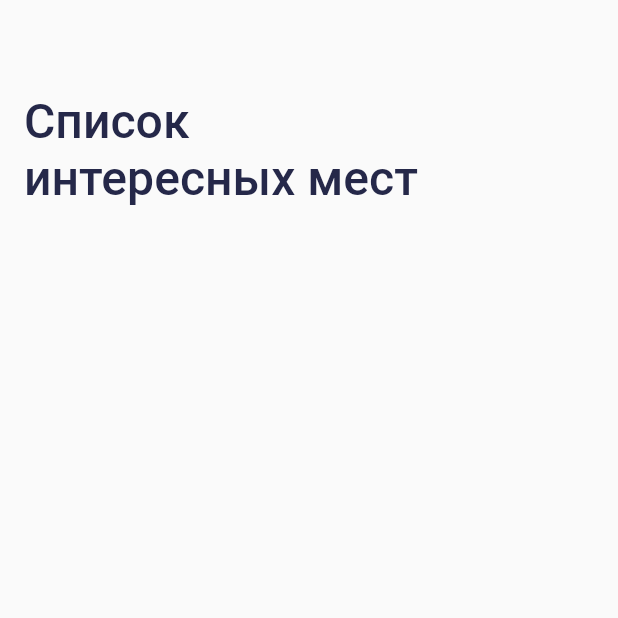
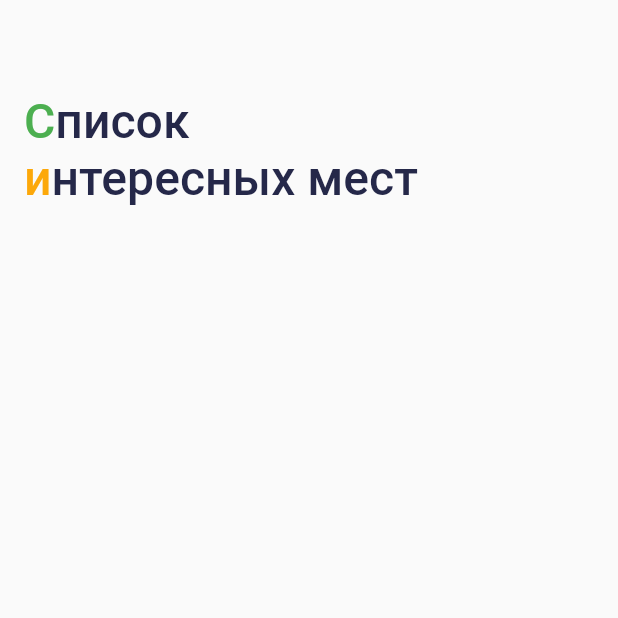
Before and after one commit to musovvir/places, a Flutter app: the screen it shows after launch, on a phone screen of 412 x 824 dp, the top half of it. Run offline on Flutter 3.47's test engine with Material 2 defaults, Android fonts, the phone set to English and light mode, and no system bars.

Commit message:
add widget RichText

```diff
--- a/lib/ui/screen/sight_list_screen.dart
+++ b/lib/ui/screen/sight_list_screen.dart
@@ -16,11 +16,32 @@ class _SightListScreenState extends State<SightListScreen> {
         centerTitle: false,
         elevation: 0.0,
         backgroundColor: const Color.fromRGBO(250, 250, 250, 1),
-        title: const Text('Список \nинтересных мест', style:
-          TextStyle(
-            color: Color.fromRGBO(37, 40, 73, 1),
-            fontSize: 32,
-            fontFamily: 'Roboto',
+        title: RichText(
+          text: const TextSpan(
+            children: [
+              TextSpan(
+                children: [
+                  TextSpan(text: 'С', style: TextStyle(color: Color.fromRGBO(76, 175, 80, 1))),
+                  TextSpan(text: 'писок',),
+                ],
+                style: TextStyle(
+                        color: Color.fromRGBO(37, 40, 73, 1),
+                        fontSize: 32,
+                        fontFamily: 'Roboto',
+                ),
+              ),
+              TextSpan(
+                children: [
+                  TextSpan(text: '\nи', style: TextStyle(color: Color.fromRGBO(252, 168, 10, 1))),
+                  TextSpan(text: 'нтересных мест',),
+                ],
+                style: TextStyle(
+                        color: Color.fromRGBO(37, 40, 73, 1),
+                        fontSize: 32,
+                        fontFamily: 'Roboto',
+                ),
+              ),
+            ],
           ),
         ),
       ),
@@ -28,3 +49,12 @@ class _SightListScreenState extends State<SightListScreen> {
     );
   }
 }
+
+
+// const Text('Список \nинтересных мест', style:
+//           TextStyle(
+//             color: Color.fromRGBO(37, 40, 73, 1),
+//             fontSize: 32,
+//             fontFamily: 'Roboto',
+//           ),
+//         ),
```
